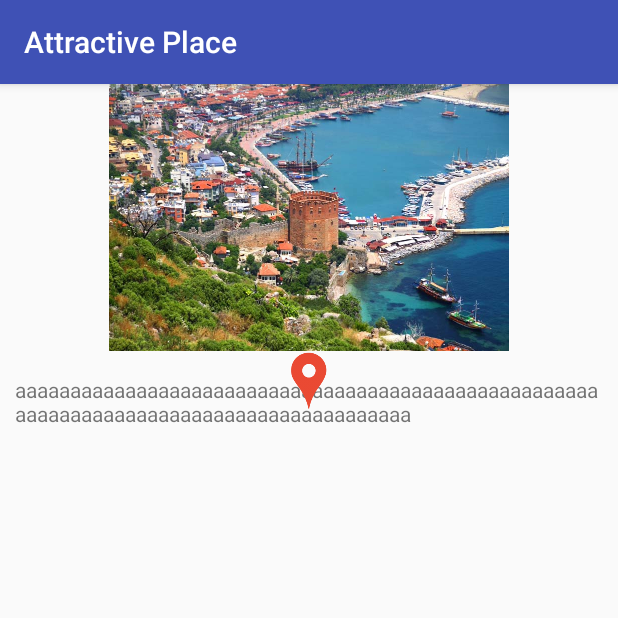
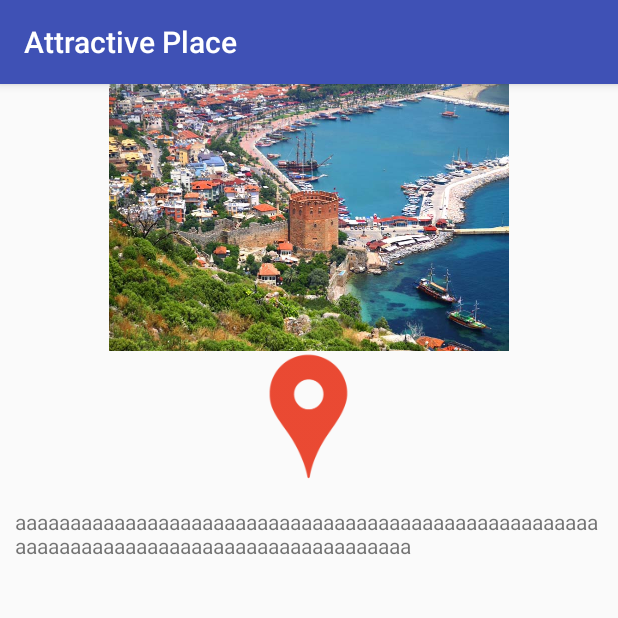
Before and after one commit to Rapter1990/TurkeyTourGuide, an Android app: the AttactivePlaceObject screen opened directly, with no data from a screen before it, on a phone screen of 412 x 824 dp, the top half of it. Run offline under Robolectric (Android 15) with nearby library versions, the phone set to English and light mode, and no system bars; 4 statements that could not run were skipped.

Commit message:
CHANGE CODE

```diff
--- a/app/build.gradle
+++ b/app/build.gradle
@@ -25,9 +25,9 @@ dependencies {
         exclude group: 'com.android.support', module: 'support-annotations'
     })
 
+    // add circular image view
     compile 'com.android.support:appcompat-v7:25.2.0'
     compile 'com.android.support.constraint:constraint-layout:1.0.1'
+    compile 'de.hdodenhof:circleimageview:2.1.0'
     testCompile 'junit:junit:4.12'
-    // add circular image view
-    compile 'de.hdodenhof:circleimageview:2.1.0'
-    }
+}
--- a/app/src/main/java/com/example/android/turkeytourguide/AttactivePlaceObject.java
+++ b/app/src/main/java/com/example/android/turkeytourguide/AttactivePlaceObject.java
@@ -4,6 +4,7 @@ import android.content.Intent;
 import android.net.Uri;
 import android.support.v7.app.AppCompatActivity;
 import android.os.Bundle;
+import android.text.method.ScrollingMovementMethod;
 import android.view.View;
 import android.widget.GridView;
 import android.widget.ImageView;
@@ -19,17 +20,6 @@ public class AttactivePlaceObject extends AppCompatActivity {
         super.onCreate(savedInstanceState);
         setContentView(R.layout.activity_attactive_place_object);
 
-
-        ArrayList<City> cityAttactivePlaces = new ArrayList<City>();
-
-        // array boş geliyordu mainactivity deki arraylist static yaptım sorun çözüldü
-        cityAttactivePlaces = MainActivity.cityArraylist;
-
-        // get from a previous gridview to get each item of gridview
-        GridView gridView = (GridView) findViewById(R.id.gridlist);
-
-        // get from a previous listview to get each item of listview
-        ListView listView = (ListView) findViewById(R.id.listviewAttactivePlaces);
 
 
         Intent mIntent = getIntent();
@@ -61,6 +51,9 @@ public class AttactivePlaceObject extends AppCompatActivity {
                 object.getPlaceDetailInformation()
         );
 
+        // Enabling scrollable in the attractivePlaceInformation textview
+        attractivePlaceInformation.setMovementMethod(new ScrollingMovementMethod());
+
         location.setOnClickListener(new View.OnClickListener() {
             @Override
             public void onClick(View view) {
--- a/app/src/main/java/com/example/android/turkeytourguide/City.java
+++ b/app/src/main/java/com/example/android/turkeytourguide/City.java
@@ -1,12 +1,13 @@
 package com.example.android.turkeytourguide;
 
+import java.io.Serializable;
 import java.util.ArrayList;
 
 /**
  * Created by user on 7.03.2017.
  */
 
-public class City {
+public class City implements Serializable{
 
     private static final int NO_IMAGE_PROVIDED= -1; // out of range all possible valid resource ID
 
--- a/app/src/main/res/layout/activity_attactive_place_object.xml
+++ b/app/src/main/res/layout/activity_attactive_place_object.xml
@@ -8,6 +8,11 @@
     tools:context="com.example.android.turkeytourguide.AttactivePlaceObject">
 
 
+    <LinearLayout
+        android:layout_width="match_parent"
+        android:layout_height="wrap_content"
+        android:orientation="vertical">
+
         <ImageView
             android:id="@+id/attractive_place_image"
             android:layout_width="match_parent"
@@ -15,10 +20,13 @@
             android:src="@drawable/antalya"
             android:scaleType="center" />
 
-    <ScrollView
-        android:layout_width="match_parent"
-        android:layout_height="match_parent"
-        android:layout_below="@+id/attractive_place_image">
+        <ImageView
+            android:id="@+id/location_icon"
+            android:layout_width="88dp"
+            android:layout_height="88dp"
+            android:src="@drawable/location"
+            android:layout_gravity="center"
+            />
 
 
         <TextView
@@ -27,25 +35,11 @@
             android:layout_height="wrap_content"
             android:layout_marginLeft="10dp"
             android:layout_marginRight="10dp"
-        android:text="\taaaaaaaaaaaaaaaaaaaaaaaaaaaaaaaaaaaaaaaaaaaaaaaaaaaaaaaaaaaaaaaaaaaaaaaaaaaaaaaaaaaaaaaaa"/>
+            android:text="\taaaaaaaaaaaaaaaaaaaaaaaaaaaaaaaaaaaaaaaaaaaaaaaaaaaaaaaaaaaaaaaaaaaaaaaaaaaaaaaaaaaaaaaaa"
+            android:maxLines="20"
+            android:scrollbars="vertical"/>
 
-    </ScrollView>
+    </LinearLayout>
 
 
-    <RelativeLayout
-        android:layout_width="match_parent"
-        android:layout_height="40dp"
-        android:layout_below="@+id/attractive_place_image">
-
-        <ImageView
-            android:id="@+id/location_icon"
-            android:layout_width="88dp"
-            android:layout_height="88dp"
-            android:src="@drawable/location"
-
-            android:layout_alignParentBottom="true"
-            android:layout_centerHorizontal="true" />
-
 </RelativeLayout>
-
-</RelativeLayout>
--- a/app/src/main/res/values/strings.xml
+++ b/app/src/main/res/values/strings.xml
@@ -14,4 +14,7 @@ After the Republic, Galata Tower was restored and opened to the public in 1967.
 - See more at: http://www.greatistanbul.com/galata_tower.html#sthash.BwAqHX7k.dpuf
     </string>
 
+
+    <string name="city_category">Chosen City Category </string>
+
 </resources>
```
Also changed, not shown: app/src/main/AndroidManifest.xml (+8 -6 lines), app/src/main/java/com/example/android/turkeytourguide/AttactivePlacesActivity.java (+7 -2 lines), app/src/main/java/com/example/android/turkeytourguide/MainActivity.java (+13 -1 lines). Lines whose indentation alone changed are shown as unchanged.
